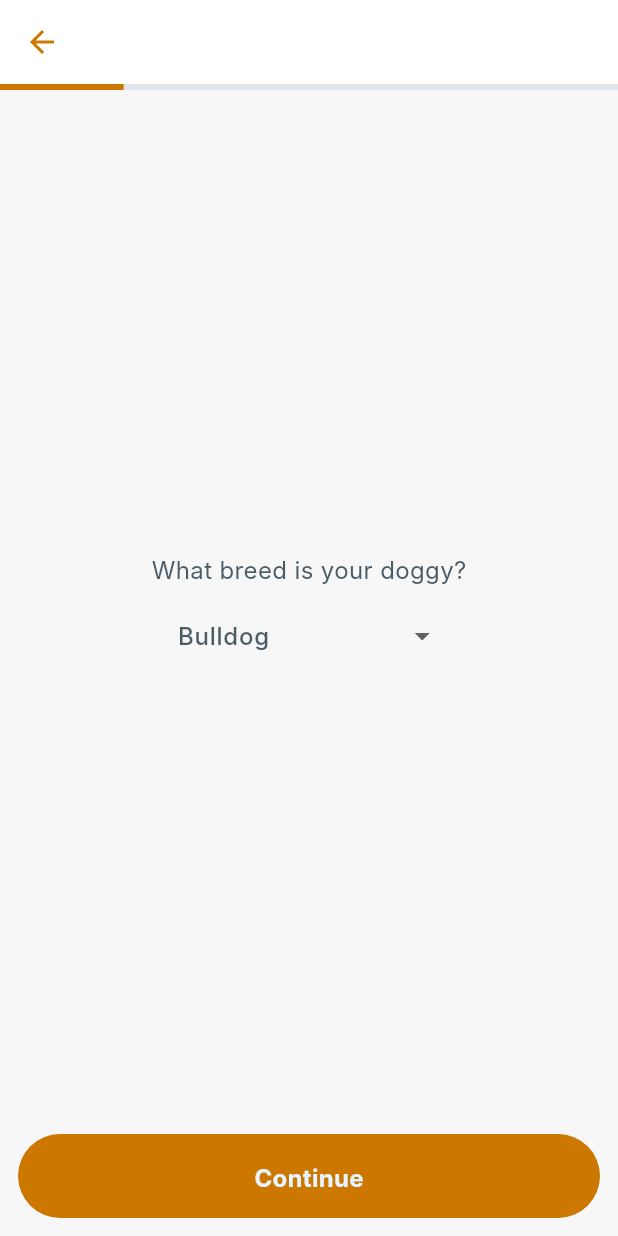
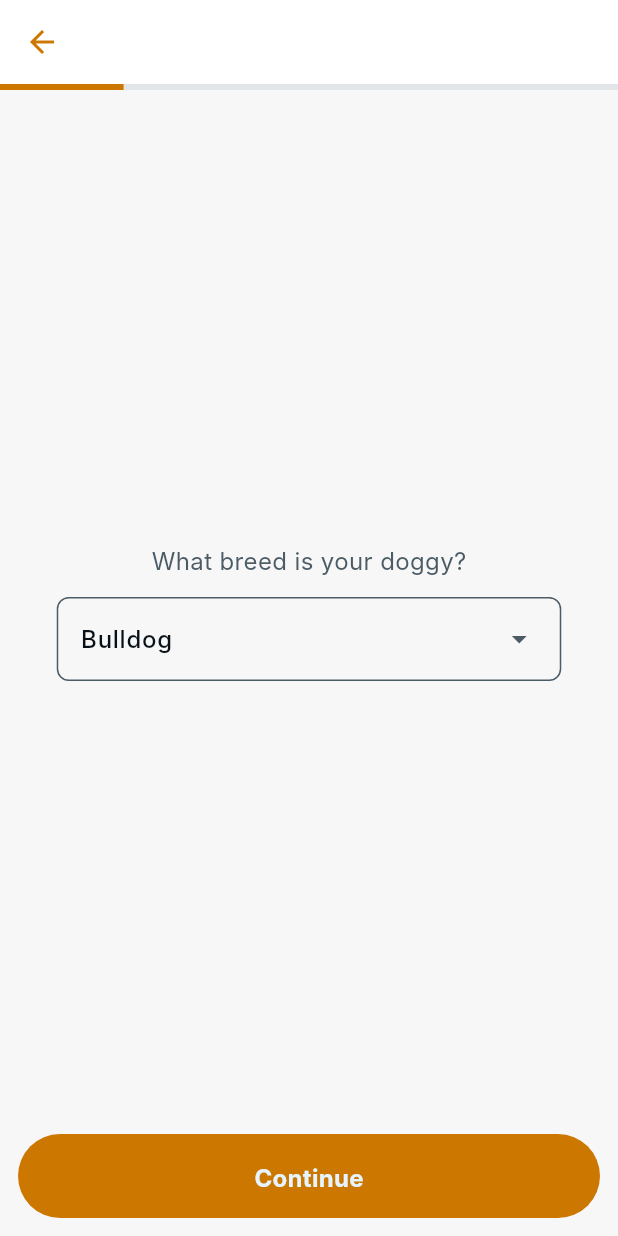
Before and after one commit to dccruzt/onboarding_form, a Flutter app: the OnboardingScreen screen opened by its route, on a phone screen of 412 x 824 dp. Run offline on Flutter 3.47's test engine with Material 3 defaults, Android fonts, the phone set to English and light mode, and no system bars; our stand-ins replace equatable, flutter_bloc, get_it; Roboto replaces fonts that are missing (Inter).

Commit message:
refactor: drowdownMenu component + improvements in theme data

```diff
--- a/assets/json/breeds.json
+++ b/assets/json/breeds.json
@@ -4,5 +4,49 @@
   {"id": "poodle", "name": "Poodle"},
   {"id": "labrador", "name": "Labrador Retriever"},
   {"id": "german-shepherd", "name": "German Shepherd"},
-  {"id": "golden-retriever", "name": "Golden Retriever"}
+  {"id": "golden-retriever", "name": "Golden Retriever"},
+  {"id": "siberian-husky", "name": "Siberian Husky"},
+  {"id": "dachshund", "name": "Dachshund"},
+  {"id": "boxer", "name": "Boxer"},
+  {"id": "chihuahua", "name": "Chihuahua"},
+  {"id": "pug", "name": "Pug"},
+  {"id": "rottweiler", "name": "Rottweiler"},
+  {"id": "yorkshire-terrier", "name": "Yorkshire Terrier"},
+  {"id": "shih-tzu", "name": "Shih Tzu"},
+  {"id": "corgi", "name": "Corgi"},
+  {"id": "border-collie", "name": "Border Collie"},
+  {"id": "great-dane", "name": "Great Dane"},
+  {"id": "pomeranian", "name": "Pomeranian"},
+  {"id": "schnauzer", "name": "Schnauzer"},
+  {"id": "dalmatian", "name": "Dalmatian"},
+  {"id": "basset-hound", "name": "Basset Hound"},
+  {"id": "cavalier-king-charles-spaniel", "name": "Cavalier King Charles Spaniel"},
+  {"id": "shiba-inu", "name": "Shiba Inu"},
+  {"id": "bulldog-french", "name": "French Bulldog"},
+  {"id": "maltese", "name": "Maltese"},
+  {"id": "pekingese", "name": "Pekingese"},
+  {"id": "chow-chow", "name": "Chow Chow"},
+  {"id": "english-springer-spaniel", "name": "English Springer Spaniel"},
+  {"id": "cocker-spaniel", "name": "Cocker Spaniel"},
+  {"id": "bernese-mountain-dog", "name": "Bernese Mountain Dog"},
+  {"id": "vizsla", "name": "Vizsla"},
+  {"id": "weimaraner", "name": "Weimaraner"},
+  {"id": "pug-french", "name": "French Pug"},
+  {"id": "newfoundland", "name": "Newfoundland"},
+  {"id": "irish-setter", "name": "Irish Setter"},
+  {"id": "akita", "name": "Akita"},
+  {"id": "samoyed", "name": "Samoyed"},
+  {"id": "bichon-frise", "name": "Bichon Frise"},
+  {"id": "west-highland-white-terrier", "name": "West Highland White Terrier"},
+  {"id": "scottish-terrier", "name": "Scottish Terrier"},
+  {"id": "english-bulldog", "name": "English Bulldog"},
+  {"id": "poodle-toy", "name": "Toy Poodle"},
+  {"id": "poodle-miniature", "name": "Miniature Poodle"},
+  {"id": "lhasa-apso", "name": "Lhasa Apso"},
+  {"id": "italian-greyhound", "name": "Italian Greyhound"},
+  {"id": "whippet", "name": "Whippet"},
+  {"id": "cairn-terrier", "name": "Cairn Terrier"},
+  {"id": "norfolk-terrier", "name": "Norfolk Terrier"},
+  {"id": "norwich-terrier", "name": "Norwich Terrier"},
+  {"id": "airedale-terrier", "name": "Airedale Terrier"}
 ]
--- a/lib/core/design_system/components/regular_dropdown_button.dart
+++ b/lib/core/design_system/components/regular_dropdown_button.dart
@@ -28,26 +28,22 @@ class _RegularDropdownButtonState extends State<RegularDropdownButton> {
 
   @override
   Widget build(BuildContext context) {
-    final theme = Theme.of(context);
-
-    return DropdownButton<DropdownItem>(
-      value: _dropdownValue,
-      style: theme.textTheme.bodyLarge,
-      underline: Container(height: 2),
-      onChanged: (DropdownItem? value) {
+    return DropdownMenu<DropdownItem>(
+      initialSelection: _dropdownValue,
+      onSelected: (DropdownItem? value) {
         setState(() {
           _dropdownValue = value!;
           widget.onTap.call(value);
         });
       },
-      items: widget.items.map<DropdownMenuItem<DropdownItem>>((
-        DropdownItem value,
-      ) {
-        return DropdownMenuItem<DropdownItem>(
-          value: value,
-          child: Text(value.name),
-        );
-      }).toList(),
+      dropdownMenuEntries: widget.items
+          .map<DropdownMenuEntry<DropdownItem>>(
+            (DropdownItem value) => DropdownMenuEntry<DropdownItem>(
+              value: value,
+              label: value.name,
+            ),
+          )
+          .toList(),
     );
   }
 }
--- a/lib/core/design_system/theme_data.dart
+++ b/lib/core/design_system/theme_data.dart
@@ -6,6 +6,8 @@ part 'app_colors.dart';
 part 'color_scheme.dart';
 part 'theme_data/app_bar_theme.dart';
 part 'theme_data/button_theme.dart';
+part 'theme_data/dropdown_theme.dart';
+part 'theme_data/input_decoration_theme.dart';
 part 'theme_data/text_theme.dart';
 
 class LightThemeVariation {
@@ -20,6 +22,8 @@ class LightThemeVariation {
     progressIndicatorTheme: ProgressIndicatorThemeData(
       linearTrackColor: _colorScheme.surfaceContainerHighest,
     ),
+    inputDecorationTheme: _inputDecorationTheme(_colorScheme),
+    dropdownMenuTheme: _dropdownMenuTheme(_colorScheme),
   );
 }
 
@@ -35,5 +39,7 @@ class DarkThemeVariation {
     progressIndicatorTheme: ProgressIndicatorThemeData(
       linearTrackColor: _colorScheme.surfaceContainerHighest,
     ),
+    inputDecorationTheme: _inputDecorationTheme(_colorScheme),
+    dropdownMenuTheme: _dropdownMenuTheme(_colorScheme),
   );
 }
--- a/lib/core/design_system/theme_data/app_bar_theme.dart
+++ b/lib/core/design_system/theme_data/app_bar_theme.dart
@@ -1,11 +1,11 @@
 part of '../theme_data.dart';
 
-AppBarTheme _appBarTheme(ColorScheme colors) => AppBarTheme(
+AppBarTheme _appBarTheme(ColorScheme colorScheme) => AppBarTheme(
   elevation: 0,
   scrolledUnderElevation: 0,
-  backgroundColor: colors.surfaceContainer,
-  foregroundColor: colors.primary,
-  titleTextStyle: _textTheme(colors).labelLarge,
+  backgroundColor: colorScheme.surfaceContainer,
+  foregroundColor: colorScheme.primary,
+  titleTextStyle: _textTheme(colorScheme).labelLarge,
   titleSpacing: x1,
   centerTitle: false,
 );
--- a/lib/core/design_system/theme_data/button_theme.dart
+++ b/lib/core/design_system/theme_data/button_theme.dart
@@ -1,9 +1,9 @@
 part of '../theme_data.dart';
 
-FilledButtonThemeData _filledButtonTheme(ColorScheme colors) =>
+FilledButtonThemeData _filledButtonTheme(ColorScheme colorScheme) =>
     FilledButtonThemeData(
       style: FilledButton.styleFrom(
-        textStyle: _textTheme(colors).labelLarge,
+        textStyle: _textTheme(colorScheme).labelLarge,
         elevation: 0.0,
         fixedSize: null,
         padding: const EdgeInsets.symmetric(horizontal: x8, vertical: x4),
--- /dev/null
+++ b/lib/core/design_system/theme_data/dropdown_theme.dart
@@ -0,0 +1,9 @@
+part of '../theme_data.dart';
+
+DropdownMenuThemeData _dropdownMenuTheme(ColorScheme colorScheme) =>
+    DropdownMenuThemeData(
+      inputDecorationTheme: _inputDecorationTheme(colorScheme),
+      textStyle: _textTheme(
+        colorScheme,
+      ).bodyLarge?.copyWith(color: colorScheme.onSurface),
+    );
--- /dev/null
+++ b/lib/core/design_system/theme_data/input_decoration_theme.dart
@@ -0,0 +1,17 @@
+part of '../theme_data.dart';
+
+InputDecorationTheme _inputDecorationTheme(ColorScheme colorScheme) =>
+    InputDecorationTheme(
+      border: OutlineInputBorder(
+        borderRadius: BorderRadius.circular(x2),
+        borderSide: BorderSide(color: colorScheme.primary),
+      ),
+      enabledBorder: OutlineInputBorder(
+        borderRadius: BorderRadius.circular(x2),
+        borderSide: BorderSide(color: colorScheme.outline),
+      ),
+      focusedBorder: OutlineInputBorder(
+        borderRadius: BorderRadius.circular(x2),
+        borderSide: BorderSide(color: colorScheme.primary, width: 2),
+      ),
+    );
--- a/lib/core/design_system/theme_data/text_theme.dart
+++ b/lib/core/design_system/theme_data/text_theme.dart
@@ -1,36 +1,36 @@
 part of '../theme_data.dart';
 
-TextTheme _textTheme(ColorScheme colors) => TextTheme(
+TextTheme _textTheme(ColorScheme colorScheme) => TextTheme(
   headlineLarge: TextStyle(
     fontSize: 32.0,
     fontWeight: FontWeight.bold,
-    color: colors.onSurface,
+    color: colorScheme.onSurface,
     height: 44 / 32,
     letterSpacing: 0.8,
   ),
   headlineSmall: TextStyle(
     fontSize: 24.0,
     fontWeight: FontWeight.w500,
-    color: colors.onSurface,
+    color: colorScheme.onSurface,
     height: 32 / 24,
   ),
   // title
   titleLarge: TextStyle(
     fontSize: 24.0,
     fontWeight: FontWeight.w700,
-    color: colors.onSurface,
+    color: colorScheme.onSurface,
     height: 32 / 24,
   ),
   titleMedium: TextStyle(
     fontSize: 16.0,
     fontWeight: FontWeight.w600,
-    color: colors.onSurface,
+    color: colorScheme.onSurface,
     height: 24 / 16,
   ),
   titleSmall: TextStyle(
     fontSize: 14.0,
     fontWeight: FontWeight.w500,
-    color: colors.onSurface,
+    color: colorScheme.onSurface,
     height: 18 / 14,
   ),
   // label
@@ -39,26 +39,26 @@ TextTheme _textTheme(ColorScheme colors) => TextTheme(
     fontWeight: FontWeight.bold,
     height: 24 / 16,
     letterSpacing: 0.2,
-    color: colors.onSurface,
+    color: colorScheme.onSurface,
   ),
   // Caption
   labelMedium: TextStyle(
     fontSize: 12.0,
     fontWeight: FontWeight.w500,
     height: 16 / 12,
-    color: colors.onSurfaceVariant,
+    color: colorScheme.onSurfaceVariant,
   ),
   // body
   bodyMedium: TextStyle(
     fontSize: 16.0,
     fontWeight: FontWeight.w400,
-    color: colors.onSurfaceVariant,
+    color: colorScheme.onSurfaceVariant,
     height: 24 / 16,
   ),
   bodyLarge: TextStyle(
     fontSize: 16.0,
     fontWeight: FontWeight.w500,
-    color: colors.onSurfaceVariant,
+    color: colorScheme.onSurfaceVariant,
     height: 24 / 16,
   ),
 ).apply(fontFamily: 'Inter');
--- a/lib/ui/screens/steps/step_breed_page.dart
+++ b/lib/ui/screens/steps/step_breed_page.dart
@@ -20,7 +20,7 @@ class StepBreedPage extends StatelessWidget {
             mainAxisAlignment: MainAxisAlignment.center,
             children: [
               Text('What breed is your doggy?'),
-              const SizedBox(height: x2),
+              const SizedBox(height: x3),
               if (state.breeds.isNotEmpty)
                 RegularDropdownButton(
                   items: state.breeds.toDropdownItemList(),
```
